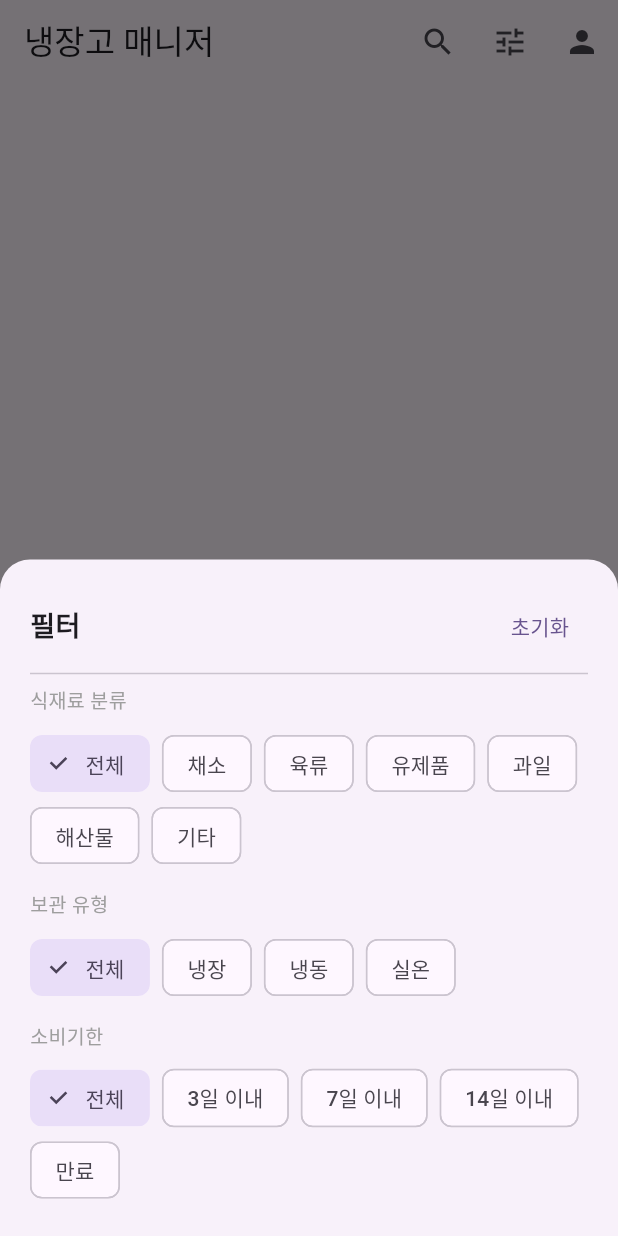
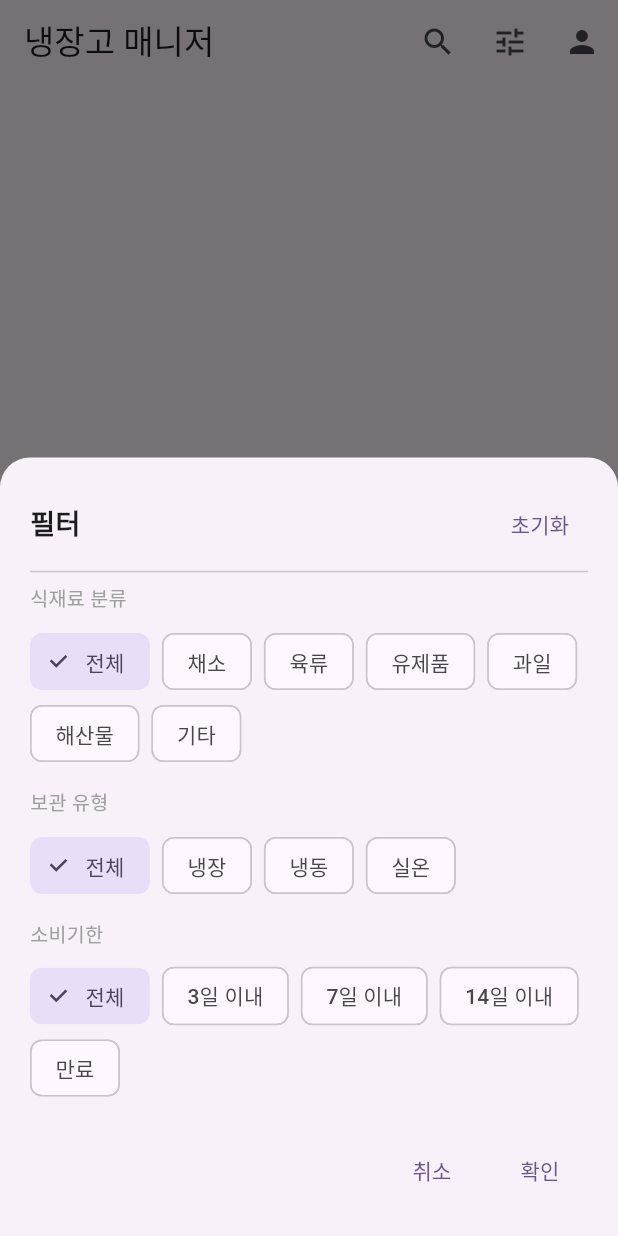
Before and after one commit to louiswoo09/fridge-manager, a Flutter app: the IngredientListScreen screen opened directly, after a tap on the "tune" icon, on a phone screen of 412 x 824 dp. Run offline on Flutter 3.47's test engine with Material 3 defaults, Android fonts, the phone set to English and light mode, and no system bars; our stand-ins replace cloud_firestore, firebase_auth, firebase_core, google_sign_in; accounts and stored records are empty; network calls fail.

Commit message:
7차 수정(검색창 연하게, 필터 취소/확인 버튼 추가)

```diff
--- a/lib/screens/ingredient_list_screen.dart
+++ b/lib/screens/ingredient_list_screen.dart
@@ -93,6 +93,10 @@ class _IngredientListScreenState extends State<IngredientListScreen> {
   }
 
   void _showFilterSheet() {
+    String tempCategory = _selectedCategory;
+    String tempStorage = _selectedStorage;
+    int? tempExpiry = _selectedExpiry;
+
     showModalBottomSheet(
       context: context,
       isScrollControlled: true,
@@ -192,6 +196,28 @@ class _IngredientListScreenState extends State<IngredientListScreen> {
                       _sheetExpiryChip('7일 이내', 7, setSheetState),
                       _sheetExpiryChip('14일 이내', 14, setSheetState),
                       _sheetExpiryChip('만료', -1, setSheetState),
+                    ],
+                  ),
+                  const SizedBox(height: 20),
+                  Row(
+                    mainAxisAlignment: MainAxisAlignment.end,
+                    children: [
+                      TextButton(
+                        onPressed: () {
+                          setState(() {
+                            _selectedCategory = tempCategory;
+                            _selectedStorage = tempStorage;
+                            _selectedExpiry = tempExpiry;
+                          });
+                          Navigator.pop(context);
+                        },
+                        child: const Text('취소'),
+                      ),
+                      const SizedBox(width: 8),
+                      TextButton(
+                        onPressed: () => Navigator.pop(context),
+                        child: const Text('확인'),
+                      ),
                     ],
                   ),
                 ],
@@ -352,7 +378,7 @@ class _IngredientListScreenState extends State<IngredientListScreen> {
                       hintText: '재료명 검색',
                       prefixIcon: const Icon(Icons.search, color: Colors.grey),
                       filled: true,
-                      fillColor: Colors.grey[10],
+                      fillColor: const Color.fromARGB(15, 158, 158, 158),
                       border: OutlineInputBorder(
                         borderRadius: BorderRadius.circular(12),
                         borderSide: BorderSide.none,
@@ -395,26 +421,12 @@ class _IngredientListScreenState extends State<IngredientListScreen> {
                     });
                   },
                 ),
-                Stack(
-                  children: [
-                    IconButton(
-                      icon: const Icon(Icons.tune),
-                      onPressed: _showFilterSheet,
-                    ),
-                    if (_hasFilter)
-                      Positioned(
-                        right: 8,
-                        top: 8,
-                        child: Container(
-                          width: 8,
-                          height: 8,
-                          decoration: const BoxDecoration(
-                            color: Colors.red,
-                            shape: BoxShape.circle,
-                          ),
-                        ),
-                      ),
-                  ],
+                IconButton(
+                  icon: Badge(
+                    isLabelVisible: _hasFilter,
+                    child: const Icon(Icons.tune),
+                  ),
+                  onPressed: _showFilterSheet,
                 ),
                 IconButton(
                   icon: const Icon(Icons.person),
```
